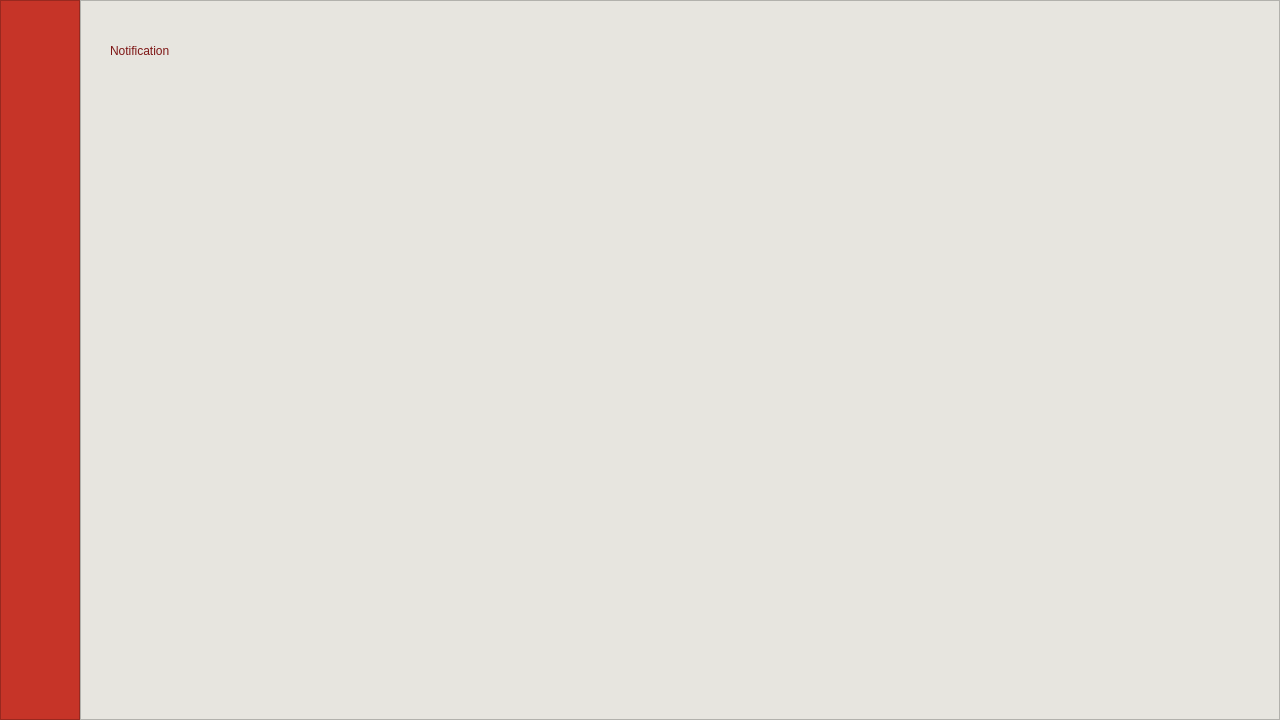
chananon-n/FineCuisine, file app/gui/mainPage/first.ui: the form before one commit.
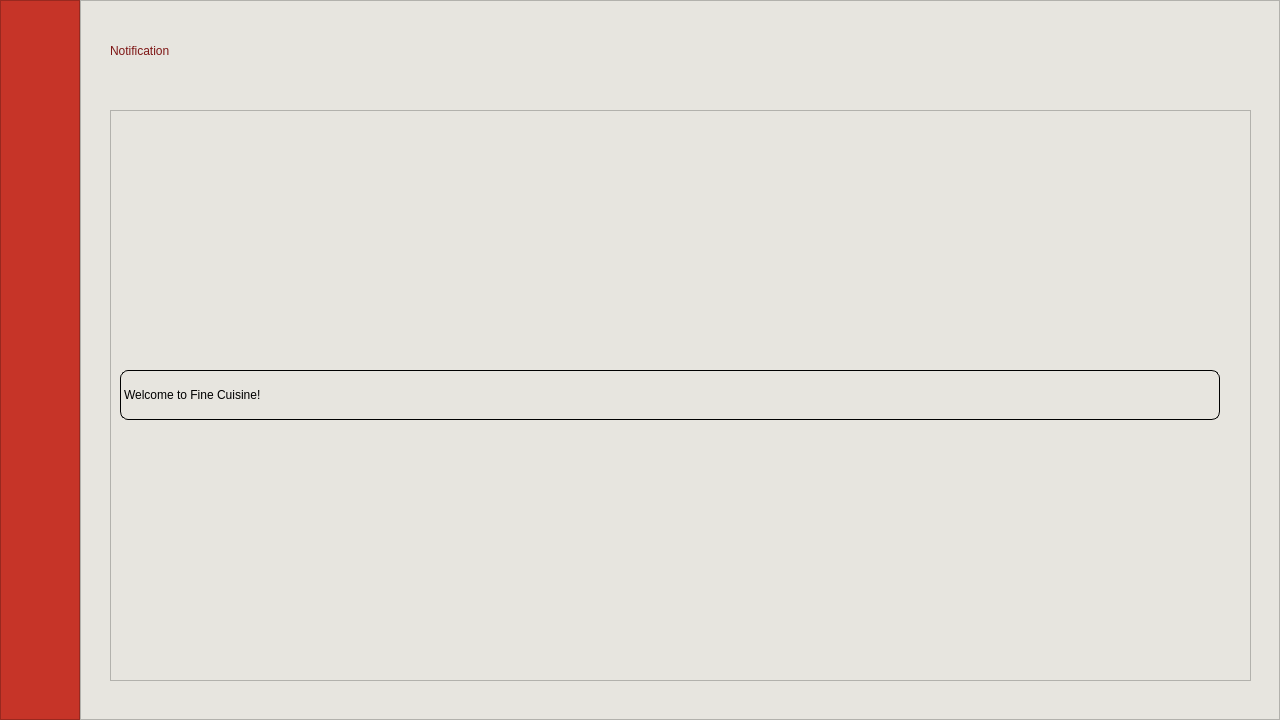
The form after the commit. The open tabs and pages were chosen to show the change. Icons and pictures are not drawn.

```diff
--- a/app/gui/mainPage/first.ui
+++ b/app/gui/mainPage/first.ui
@@ -691,6 +691,50 @@
              <string>Notification</string>
             </property>
            </widget>
+           <widget class="QScrollArea" name="scrollArea_2">
+            <property name="geometry">
+             <rect>
+              <x>20</x>
+              <y>100</y>
+              <width>1141</width>
+              <height>571</height>
+             </rect>
+            </property>
+            <property name="widgetResizable">
+             <bool>true</bool>
+            </property>
+            <widget class="QWidget" name="scrollAreaWidgetContents_2">
+             <property name="geometry">
+              <rect>
+               <x>0</x>
+               <y>0</y>
+               <width>1139</width>
+               <height>569</height>
+              </rect>
+             </property>
+             <layout class="QVBoxLayout" name="verticalLayout_4">
+              <item>
+               <widget class="QLabel" name="notiDetail">
+                <property name="maximumSize">
+                 <size>
+                  <width>1100</width>
+                  <height>50</height>
+                 </size>
+                </property>
+                <property name="styleSheet">
+                 <string notr="true">color: rgb(0, 0, 0);
+font: 700 18pt &quot;KoHo&quot;;
+border: 1 solid black;
+border-radius: 8px</string>
+                </property>
+                <property name="text">
+                 <string>Welcome to Fine Cuisine!</string>
+                </property>
+               </widget>
+              </item>
+             </layout>
+            </widget>
+           </widget>
           </widget>
           <widget class="QWidget" name="historyPage">
            <widget class="QLabel" name="historyTitleLabel">
```
Left out of the diff: 2 changed lines with no effect on the pictures.
